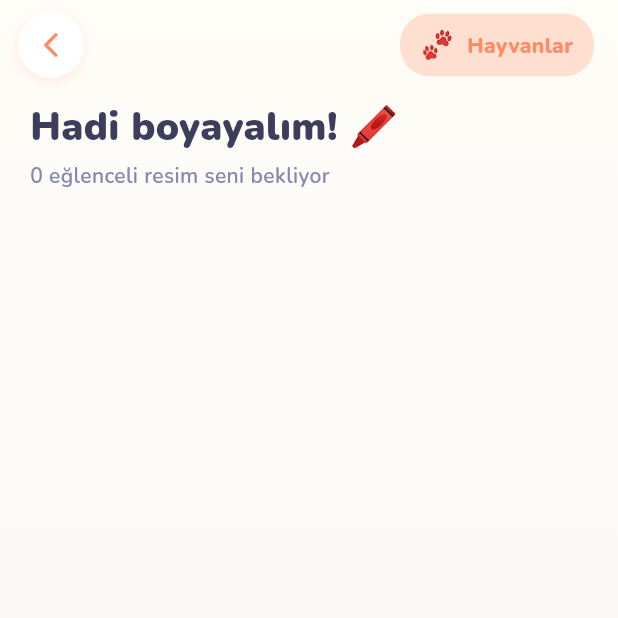
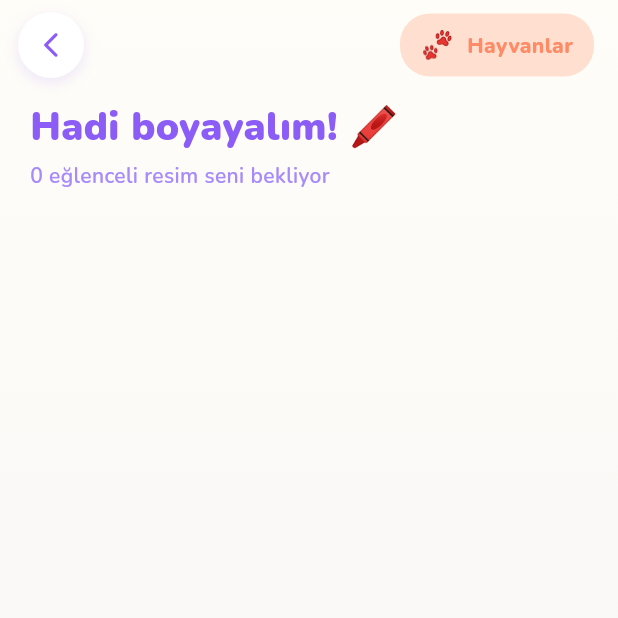
Before and after one commit to erkandemirel/arvenland-coloring-book, a Flutter app: the CategoryDetailScreen screen opened directly with empty values, on a phone screen of 412 x 824 dp, the top half of it. Run offline on Flutter 3.47's test engine with Material 3 defaults, Android fonts, the phone set to English and light mode, and no system bars; our stand-ins replace flutter_svg, google_fonts.

Commit message:
Mor vurgu rengi tum ekranlarda tutarli hale getirildi
- Kategori detay: geri butonu, basliklar ve numara rozetleri mor
- Boyama ekrani: geri butonu ok cizgisi mor (dikey + yatay arac cubugu)
- Tamamlama ekrani: geri/ana sayfa buton ikonlari ve tamamlandi yazisi mor

Co-Authored-By: Claude Fable 5 <noreply@anthropic.com>

```diff
--- a/lib/screens/category_detail_screen.dart
+++ b/lib/screens/category_detail_screen.dart
@@ -51,7 +51,7 @@ class CategoryDetailScreen extends StatelessWidget {
         children: [
           _CircleIconButton(
             icon: Icons.arrow_back_ios_new_rounded,
-            color: accent,
+            color: const Color(0xFF8B5CF6),
             onTap: () => Navigator.of(context).pop(),
           ),
           const Spacer(),
@@ -93,7 +93,7 @@ class CategoryDetailScreen extends StatelessWidget {
             style: GoogleFonts.nunito(
               fontSize: 26,
               fontWeight: FontWeight.w900,
-              color: AppTheme.textDark,
+              color: const Color(0xFF8B5CF6),
             ),
           ),
           const SizedBox(height: 4),
@@ -101,7 +101,7 @@ class CategoryDetailScreen extends StatelessWidget {
             '${drawings.length} eğlenceli resim seni bekliyor',
             style: GoogleFonts.nunito(
               fontSize: 14,
-              color: const Color(0xFF8888AA),
+              color: const Color(0xFFA78BFA),
               fontWeight: FontWeight.w600,
             ),
           ),
@@ -193,7 +193,7 @@ class _CleanDrawingCard extends StatelessWidget {
                     style: GoogleFonts.nunito(
                       fontSize: 11,
                       fontWeight: FontWeight.w800,
-                      color: const Color(0xFF8888AA),
+                      color: const Color(0xFF8B5CF6),
                     ),
                   ),
                 ),
--- a/lib/screens/completion_screen.dart
+++ b/lib/screens/completion_screen.dart
@@ -196,7 +196,7 @@ class _CompletionScreenState extends State<CompletionScreen>
             textAlign: TextAlign.center,
             style: GoogleFonts.nunito(
               fontSize: 15,
-              color: const Color(0xFF6B6B8A),
+              color: const Color(0xFF8B5CF6),
               fontWeight: FontWeight.w700,
             ),
           ),
@@ -348,7 +348,7 @@ class _PillIconButton extends StatelessWidget {
               ),
             ],
           ),
-          child: Icon(icon, size: 20, color: AppTheme.textDark),
+          child: Icon(icon, size: 20, color: const Color(0xFF8B5CF6)),
         ),
       ),
     );
```
Also changed, not shown: lib/screens/painting_screen.dart (+5 -2 lines).
